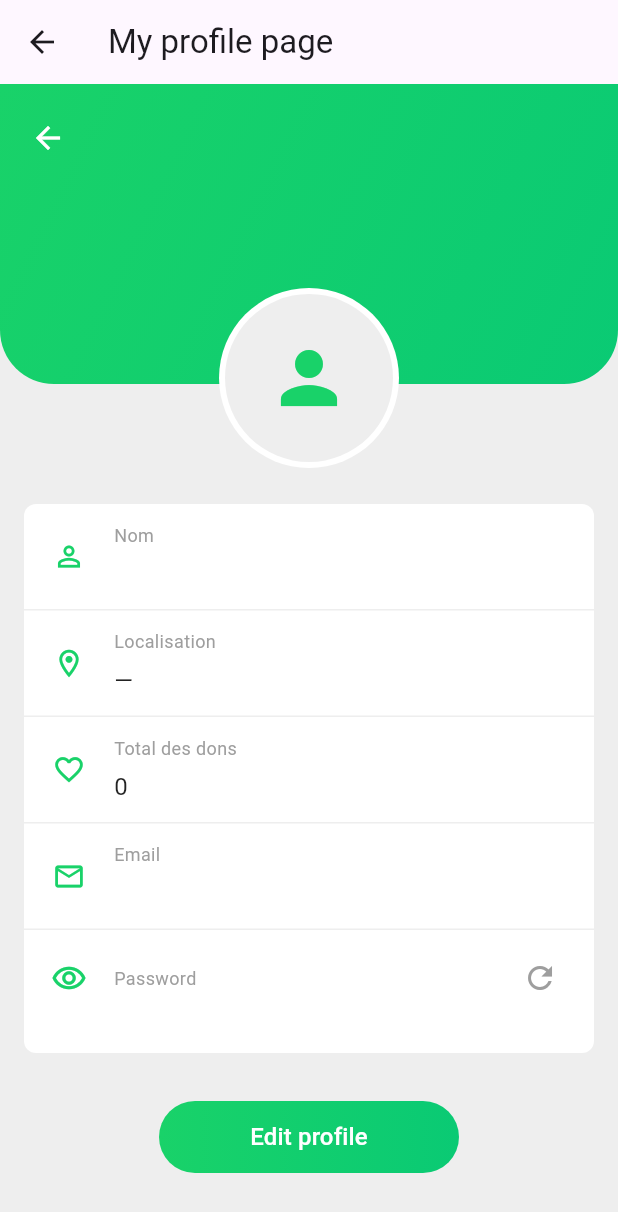
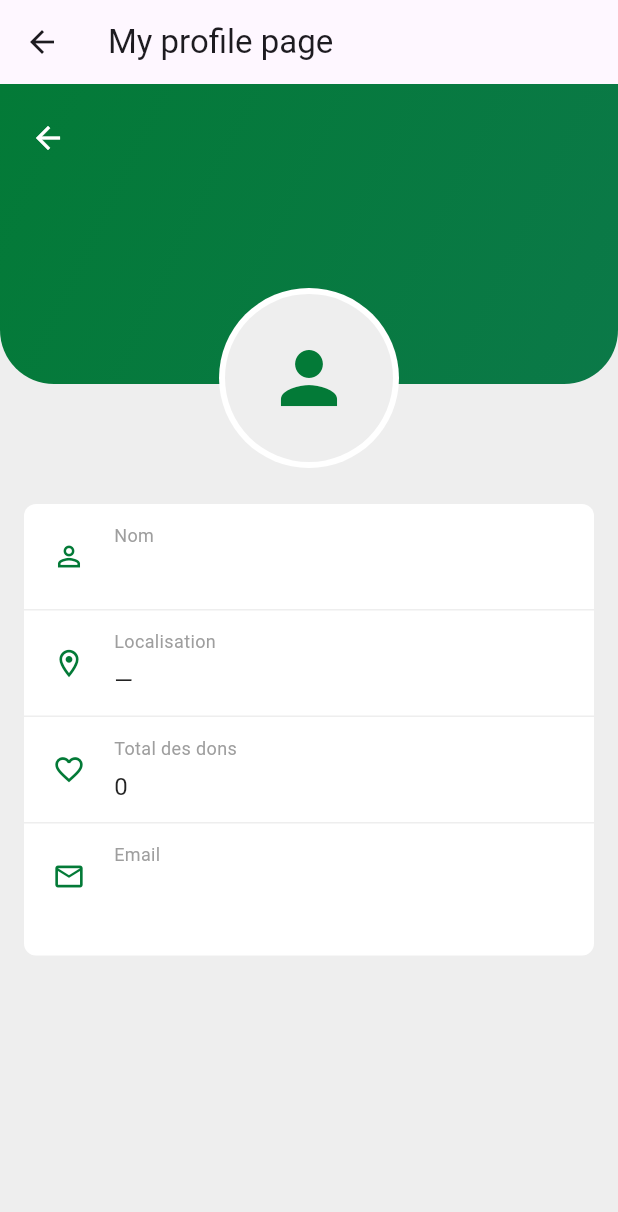
Before and after one commit to repsorp39/The-Flutter-Class-Project, a Flutter app: the ProfilePage screen opened directly with empty values, on a phone screen of 412 x 824 dp. Shown: the top 1212 px of the screen. Run offline on Flutter 3.47's test engine with Material 3 defaults, Android fonts, the light colour scheme and no system bars; network calls fail.

Commit message:
mise a jours de la page

```diff
--- a/lib/screens/profile.dart
+++ b/lib/screens/profile.dart
@@ -8,8 +8,8 @@ class ProfilePage extends StatelessWidget {
 
   @override
   Widget build(BuildContext context) {
-    final gradientStart = const Color.fromARGB(255, 25, 210, 105);
-    final gradientEnd = const Color.fromARGB(255, 10, 202, 116);
+    final gradientStart = const Color.fromARGB(255, 3, 122, 55);
+    final gradientEnd = const Color.fromARGB(255, 11, 121, 72);
 
     // helper to render a labeled row with icon and divider
     Widget infoRow(IconData icon, String label, String value) {
@@ -141,18 +141,6 @@ class ProfilePage extends StatelessWidget {
                       thinDivider(),
                       infoRow(Icons.info_outline, 'À propos', profile.bio),
                     ],
-                    thinDivider(),
-                    Padding(
-                      padding: const EdgeInsets.symmetric(vertical: 8.0, horizontal: 12.0),
-                      child: Row(
-                        children: [
-                          SizedBox(width: 36, child: Icon(Icons.remove_red_eye_outlined, color: gradientStart)),
-                          const SizedBox(width: 12),
-                          const Expanded(child: Text('Password', style: TextStyle(fontSize: 12, color: Colors.grey))),
-                          IconButton(onPressed: () {}, icon: const Icon(Icons.refresh, color: Colors.grey)),
-                        ],
-                      ),
-                    ),
                     const SizedBox(height: 18),
                   ],
                 ),
@@ -160,31 +148,6 @@ class ProfilePage extends StatelessWidget {
 
               const SizedBox(height: 18),
 
-              // Edit button centered with gradient
-              SizedBox(
-                width: 200,
-                child: ElevatedButton(
-                  onPressed: () {},
-                  style: ElevatedButton.styleFrom(
-                    padding: const EdgeInsets.symmetric(vertical: 14),
-                    shape: RoundedRectangleBorder(borderRadius: BorderRadius.circular(30)),
-                    backgroundColor: Colors.transparent,
-                    shadowColor: Colors.transparent,
-                    elevation: 0,
-                  ),
-                  child: Ink(
-                    decoration: BoxDecoration(
-                      gradient: LinearGradient(colors: [gradientStart, gradientEnd]),
-                      borderRadius: BorderRadius.circular(30),
-                    ),
-                    child: Container(
-                      alignment: Alignment.center,
-                      constraints: const BoxConstraints(minHeight: 48),
-                      child: const Text('Edit profile', style: TextStyle(color: Colors.white, fontSize: 16)),
-                    ),
-                  ),
-                ),
-              ),
 
               const SizedBox(height: 26),
             ],
```
